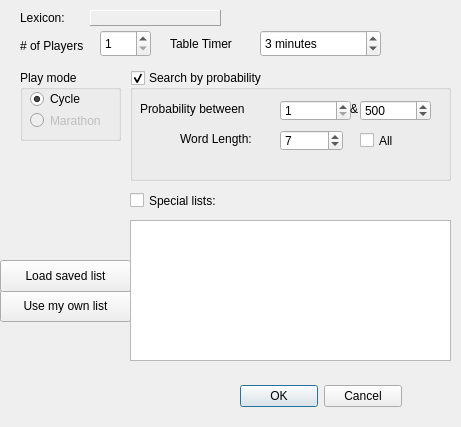
Before: the Qt Designer form aerolith/trunk/src/aerolithclient/tableCreateForm.ui in domino14/aerolithdesktop, drawn with Qt 5.
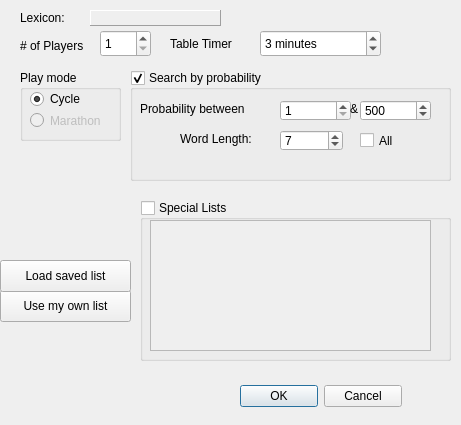
After: the same form once the commit is applied.

The edit to the form file:
```diff
--- a/aerolith/trunk/src/aerolithclient/tableCreateForm.ui
+++ b/aerolith/trunk/src/aerolithclient/tableCreateForm.ui
@@ -7,7 +7,7 @@
     <x>0</x>
     <y>0</y>
     <width>461</width>
-    <height>427</height>
+    <height>425</height>
    </rect>
   </property>
   <property name="minimumSize">
@@ -369,28 +369,37 @@
     </property>
    </widget>
   </widget>
-  <widget class="QCheckBox" name="checkBoxSpecialLists">
+  <widget class="QGroupBox" name="groupBoxSpecialLists">
    <property name="geometry">
     <rect>
-     <x>130</x>
-     <y>190</y>
-     <width>131</width>
-     <height>21</height>
+     <x>140</x>
+     <y>200</y>
+     <width>311</width>
+     <height>161</height>
     </rect>
    </property>
-   <property name="text">
-    <string>Special lists:</string>
+   <property name="title">
+    <string>Special Lists</string>
    </property>
-  </widget>
-  <widget class="QListWidget" name="listWidgetTopLevelList">
-   <property name="geometry">
-    <rect>
-     <x>130</x>
-     <y>220</y>
-     <width>321</width>
-     <height>141</height>
-    </rect>
+   <property name="flat">
+    <bool>false</bool>
    </property>
+   <property name="checkable">
+    <bool>true</bool>
+   </property>
+   <property name="checked">
+    <bool>false</bool>
+   </property>
+   <widget class="QListWidget" name="listWidgetTopLevelList">
+    <property name="geometry">
+     <rect>
+      <x>10</x>
+      <y>20</y>
+      <width>281</width>
+      <height>131</height>
+     </rect>
+    </property>
+   </widget>
   </widget>
  </widget>
  <resources/>
```
Left out of the diff: 34 changed lines with no effect on the pictures.
